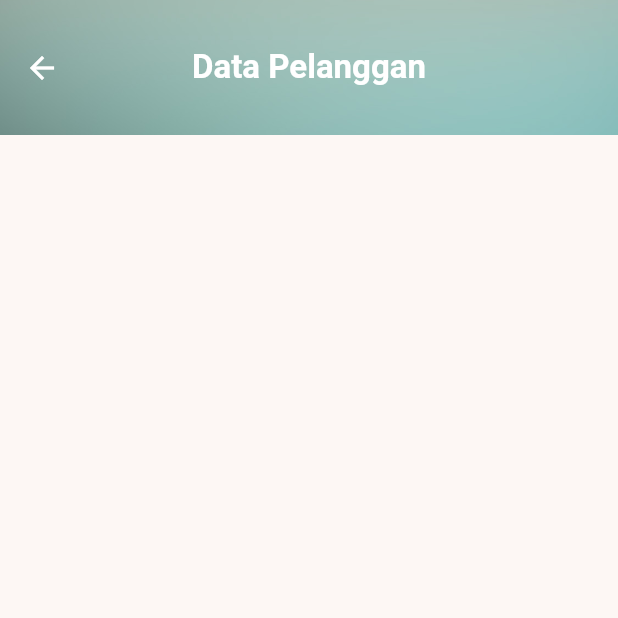
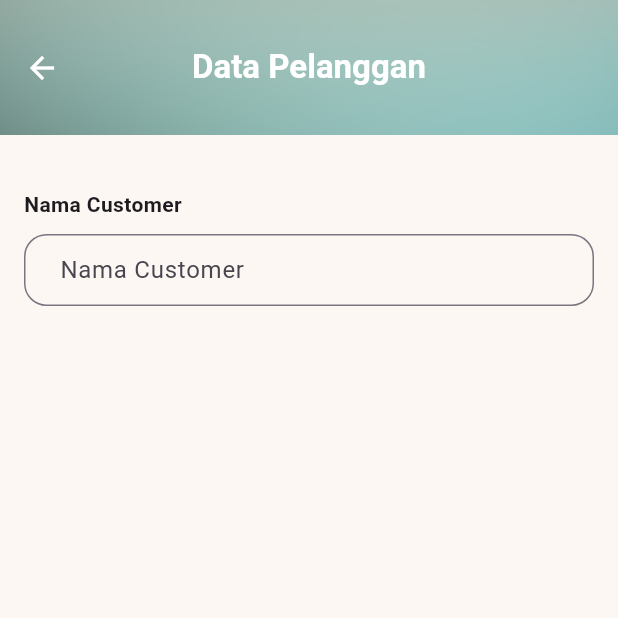
Before and after one commit to giant-paw/20220140105_UCP1Flutter, a Flutter app: the CustomerPage screen opened directly, on a phone screen of 412 x 824 dp, the top half of it. Run offline on Flutter 3.47's test engine with Material 3 defaults, Android fonts, the phone set to English and light mode, and no system bars; our stand-ins replace iconsax_flutter; missing offline and left inert: show_hide_password.

Commit message:
membuat inputan nama customer

```diff
--- a/lib/customer_page.dart
+++ b/lib/customer_page.dart
@@ -8,6 +8,8 @@
 }
 
 class _CustomerPageState extends State<CustomerPage> {
+  final _formKey = GlobalKey<FormState>();
+
   @override
   Widget build(BuildContext context) {
     return Scaffold(
@@ -19,9 +21,7 @@
         flexibleSpace: Container(
           decoration: BoxDecoration(
             image: DecorationImage(
-              image: AssetImage(
-                'assets/images/blur.jpg',
-              ),
+              image: AssetImage('assets/images/blur.jpg'),
               fit: BoxFit.cover,
             ),
           ),
@@ -32,6 +32,53 @@
         ),
         iconTheme: const IconThemeData(color: Colors.white),
       ),
+
+      body: Padding(
+        padding: const EdgeInsets.all(16.0),
+        child: Form(
+          key: _formKey,
+          child: Form(
+            child: Column(
+              crossAxisAlignment: CrossAxisAlignment.start,
+              children: [
+                const SizedBox(height: 20),
+
+                const Text(
+                  'Nama Customer',
+                  style: TextStyle(fontWeight: FontWeight.bold),
+                ),
+
+                const SizedBox(height: 10),
+
+                TextFormField(
+                  validator: (value) {
+                    if (value == null || value.isEmpty) {
+                      return 'Nama Cust Tidak boleh kosong';
+                    }
+                    return null;
+                  },
+                  decoration: InputDecoration(
+                    hintText: 'Nama Customer',
+                    border: OutlineInputBorder(
+                      borderRadius: BorderRadius.circular(15),
+                    ),
+                    contentPadding: const EdgeInsets.symmetric(
+                      horizontal: 20,
+                      vertical: 12,
+                    ),
+                  ),
+                ),
+
+                Row(
+                  children: [
+
+                  ],
+                ),
+              ],
+            ),
+          ),
+        ),
+      ),
     );
   }
 }
```
